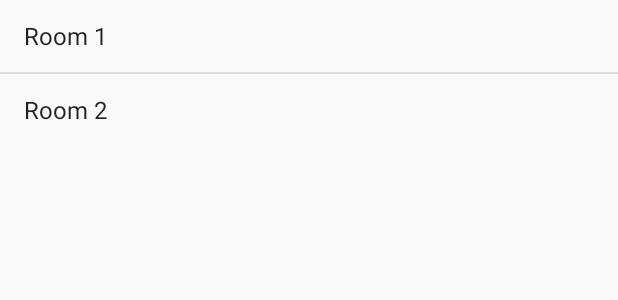
After one commit to danyshi/Macalester_Macathon_Team_Shi, an Android app: the layout floor_view.xml on its own in the app's theme, with its tools: preview values and no code run, on a phone screen of 412 x 824 dp. The commit adds this screen. Shown: the top 300 px of the screen. Run offline under Robolectric (Android 15) with nearby library versions, the phone set to English and light mode, and no system bars.

Commit message:
layouts
layouts

```diff
--- /dev/null
+++ b/app/src/main/res/layout/floor_view.xml
@@ -0,0 +1,19 @@
+<FrameLayout xmlns:android="http://schemas.android.com/apk/res/android"
+    xmlns:tools="http://schemas.android.com/tools" android:id="@+id/container"
+    android:layout_width="match_parent" android:layout_height="match_parent"
+    tools:context="com.example.andrew.macathon.FloorActivity" tools:ignore="MergeRootFrame" >
+
+    <LinearLayout
+        android:orientation="vertical"
+        android:layout_width="fill_parent"
+        android:layout_height="fill_parent"
+        android:layout_gravity="left|top">
+
+        <ListView
+            android:layout_width="match_parent"
+            android:layout_height="wrap_content"
+            android:id="@+id/floor_view"
+            android:layout_gravity="center_horizontal"
+            android:entries="@array/room_array" />
+    </LinearLayout>
+</FrameLayout>
--- a/app/src/main/res/values/strings.xml
+++ b/app/src/main/res/values/strings.xml
@@ -5,5 +5,8 @@
     <string name="hello_world">Hello world!</string>
     <string name="action_settings">Settings</string>
     <string name="title_activity_floor">FloorActivity</string>
-
+    <string-array name="room_array">
+        <item>Room 1</item>
+        <item>Room 2</item>
+    </string-array>
 </resources>
```
Also changed, not shown: app/src/main/java/com/example/andrew/macathon/FloorFragment.java (+22 -1 lines), app/src/main/res/layout/room_1.xml (added, +18 -0 lines), app/src/main/res/layout/room_2.xml (added, +18 -0 lines), 3 other files.
